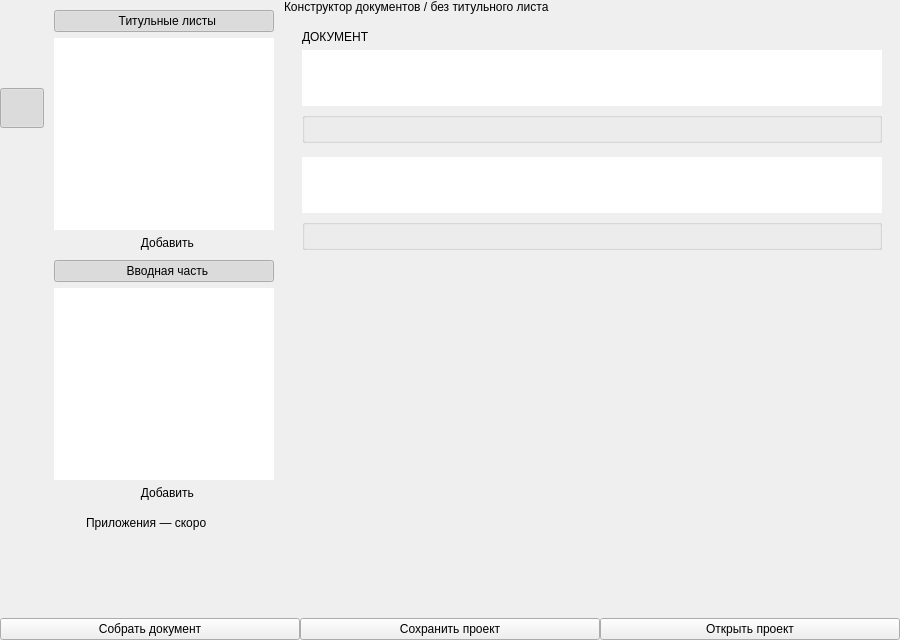
This is src/ui/designer/constructor_window.ui in bordaregos/Voskresensk_ballons as Qt 5 draws it before an edit. The edited form follows.
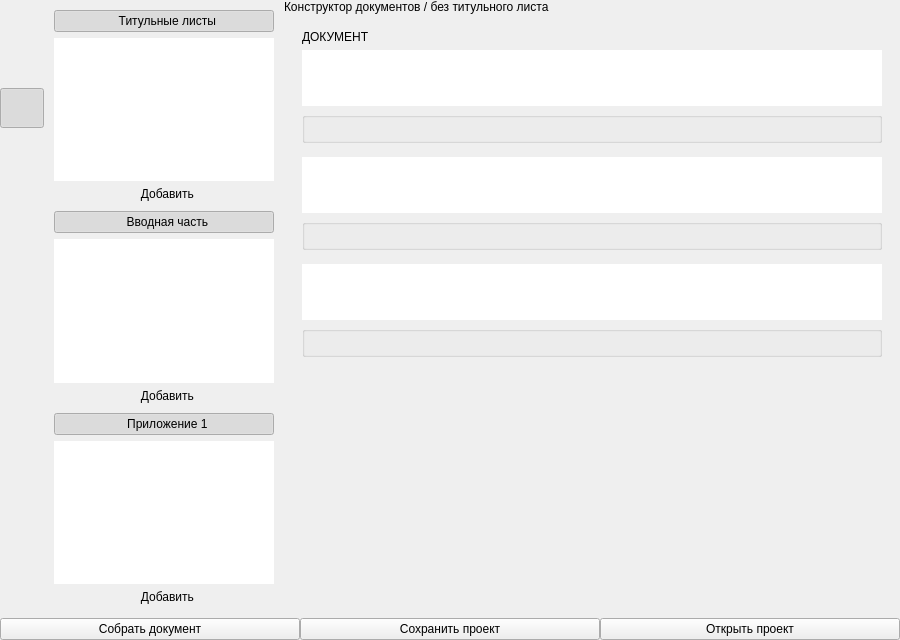
This is the edited form.

Commit message:
feat: третий слот конструктора — «Приложение 1»
Добавлен независимый слот «Приложение 1» по аналогии с «Вводной частью»
(свой сайдбар, drop-зона, реквизиты, сборка). Общий код сторов title/intro
унифицирован через load_variants()/save_variants()/get_all_variants(),
что убрало повторяющиеся if slot == "title" по всему main_window.py.

What changed in the file:
```diff
--- a/src/ui/designer/constructor_window.ui
+++ b/src/ui/designer/constructor_window.ui
@@ -198,30 +198,44 @@
                   </widget>
                  </item>
                  <item>
-                  <widget class="QWidget" name="appendicesSoonRow">
-                   <property name="toolTip"><string>Появится в Phase 2</string></property>
-                   <layout class="QHBoxLayout" name="appendicesSoonRowLayout">
-                    <property name="spacing"><number>6</number></property>
-                    <property name="leftMargin"><number>6</number></property>
-                    <property name="topMargin"><number>6</number></property>
-                    <property name="rightMargin"><number>6</number></property>
-                    <property name="bottomMargin"><number>6</number></property>
+                  <widget class="QPushButton" name="appendix1GroupToggle">
+                   <property name="text"><string>  Приложение 1</string></property>
+                   <property name="checkable"><bool>true</bool></property>
+                   <property name="checked"><bool>true</bool></property>
+                   <property name="flat"><bool>true</bool></property>
+                  </widget>
+                 </item>
+                 <item>
+                  <widget class="QWidget" name="appendix1GroupContent">
+                   <layout class="QVBoxLayout" name="appendix1GroupContentLayout">
+                    <property name="spacing"><number>2</number></property>
+                    <property name="leftMargin"><number>0</number></property>
+                    <property name="topMargin"><number>0</number></property>
+                    <property name="rightMargin"><number>0</number></property>
+                    <property name="bottomMargin"><number>0</number></property>
                     <item>
-                     <widget class="QLabel" name="appendicesSoonChevron"/>
-                    </item>
-                    <item>
-                     <widget class="QLabel" name="appendicesSoonFiles"/>
-                    </item>
-                    <item>
-                     <widget class="QLabel" name="appendicesSoonLabel">
-                      <property name="text"><string>Приложения — скоро</string></property>
+                     <widget class="QListWidget" name="availableAppendix1BlocksList">
+                      <property name="dragEnabled"><bool>true</bool></property>
+                      <property name="frameShape"><enum>QFrame::Shape::NoFrame</enum></property>
+                      <property name="wordWrap"><bool>true</bool></property>
+                      <property name="textElideMode"><enum>Qt::TextElideMode::ElideNone</enum></property>
+                      <property name="resizeMode"><enum>QListView::ResizeMode::Adjust</enum></property>
+                      <property name="horizontalScrollBarPolicy">
+                       <enum>Qt::ScrollBarPolicy::ScrollBarAlwaysOff</enum>
+                      </property>
+                      <property name="sizePolicy">
+                       <sizepolicy hsizetype="Preferred" vsizetype="Maximum">
+                        <horstretch>0</horstretch><verstretch>0</verstretch>
+                       </sizepolicy>
+                      </property>
                      </widget>
                     </item>
                     <item>
-                     <spacer name="appendicesSoonSpacer">
-                      <property name="orientation"><enum>Qt::Orientation::Horizontal</enum></property>
-                      <property name="sizeHint" stdset="0"><size><width>1</width><height>1</height></size></property>
-                     </spacer>
+                     <widget class="QPushButton" name="addAppendix1VariantBtn">
+                      <property name="text"><string>  Добавить</string></property>
+                      <property name="flat"><bool>true</bool></property>
+                      <property name="cursor"><cursorShape>PointingHandCursor</cursorShape></property>
+                     </widget>
                     </item>
                    </layout>
                   </widget>
@@ -335,6 +349,41 @@
                       <layout class="QFormLayout" name="introFieldsLayout"/>
                      </widget>
                     </item>
+                    <item>
+                     <widget class="QFrame" name="slotSeparator2">
+                      <property name="frameShape"><enum>QFrame::Shape::NoFrame</enum></property>
+                      <property name="minimumSize"><size><width>0</width><height>2</height></size></property>
+                      <property name="maximumSize"><size><width>16777215</width><height>2</height></size></property>
+                     </widget>
+                    </item>
+                    <item>
+                     <widget class="QListWidget" name="includedAppendix1BlockList">
+                      <property name="acceptDrops"><bool>true</bool></property>
+                      <property name="dragDropMode">
+                       <enum>QAbstractItemView::DragDropMode::DragDrop</enum>
+                      </property>
+                      <property name="defaultDropAction">
+                       <enum>Qt::DropAction::MoveAction</enum>
+                      </property>
+                      <property name="frameShape"><enum>QFrame::Shape::NoFrame</enum></property>
+                      <property name="horizontalScrollBarPolicy">
+                       <enum>Qt::ScrollBarPolicy::ScrollBarAlwaysOff</enum>
+                      </property>
+                      <property name="verticalScrollBarPolicy">
+                       <enum>Qt::ScrollBarPolicy::ScrollBarAlwaysOff</enum>
+                      </property>
+                      <property name="maximumSize">
+                       <size><width>16777215</width><height>56</height></size>
+                      </property>
+                     </widget>
+                    </item>
+                    <item>
+                     <widget class="QGroupBox" name="appendix1FieldsPanel">
+                      <property name="title"><string/></property>
+                      <property name="visible"><bool>false</bool></property>
+                      <layout class="QFormLayout" name="appendix1FieldsLayout"/>
+                     </widget>
+                    </item>
                     <item>
                      <spacer name="mainAreaSpacer">
                       <property name="orientation"><enum>Qt::Orientation::Vertical</enum></property>
```
The commit also changes 14 other files.
